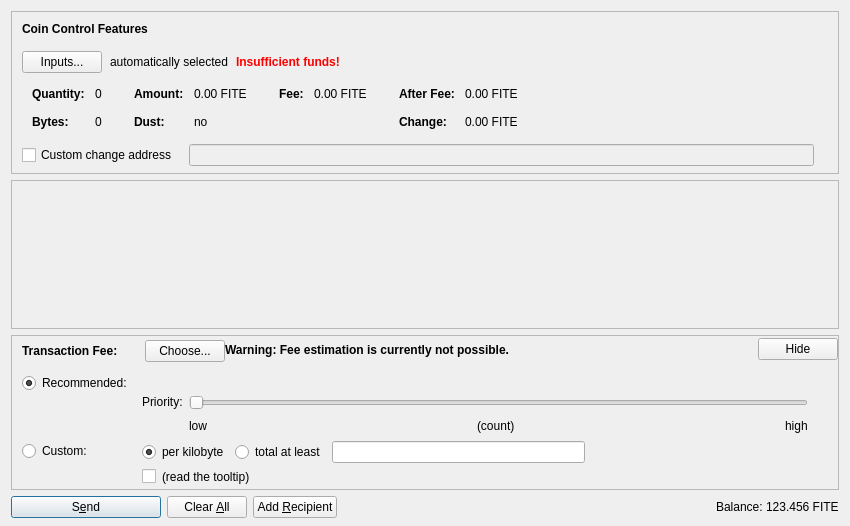
Qt form src/qt/forms/sendcoinsdialog.ui (fitecash/fitecash) before a commit.
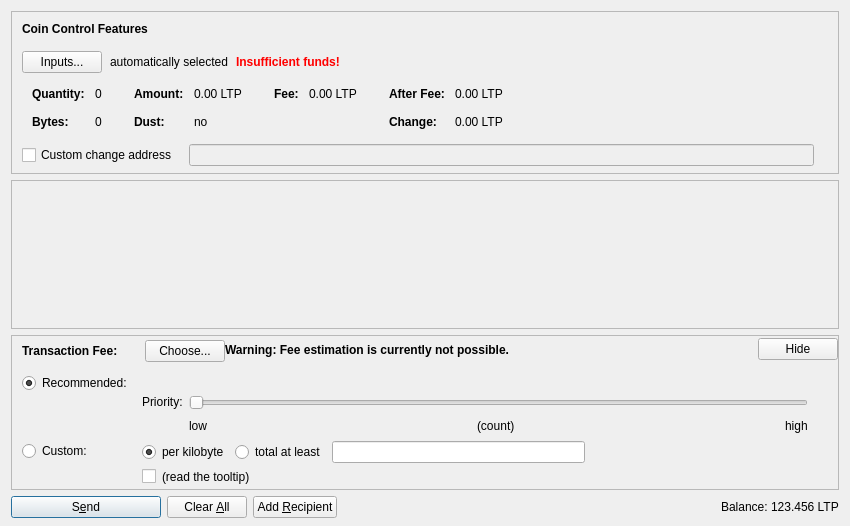
The same form after that commit. Icons and pictures are not drawn. Custom widgets are drawn as their Qt base class.

```diff
--- a/src/qt/forms/sendcoinsdialog.ui
+++ b/src/qt/forms/sendcoinsdialog.ui
@@ -324,7 +324,7 @@
                   <enum>Qt::ActionsContextMenu</enum>
                  </property>
                  <property name="text">
-                  <string notr="true">0.00 FITE</string>
+                  <string notr="true">0.00 LTP</string>
                  </property>
                  <property name="textInteractionFlags">
                   <set>Qt::LinksAccessibleByMouse|Qt::TextSelectableByKeyboard|Qt::TextSelectableByMouse</set>
@@ -404,7 +404,7 @@
                   <enum>Qt::ActionsContextMenu</enum>
                  </property>
                  <property name="text">
-                  <string notr="true">0.00 FITE</string>
+                  <string notr="true">0.00 LTP</string>
                  </property>
                  <property name="textInteractionFlags">
                   <set>Qt::LinksAccessibleByMouse|Qt::TextSelectableByKeyboard|Qt::TextSelectableByMouse</set>
@@ -455,7 +455,7 @@
                   <enum>Qt::ActionsContextMenu</enum>
                  </property>
                  <property name="text">
-                  <string notr="true">0.00 FITE</string>
+                  <string notr="true">0.00 LTP</string>
                  </property>
                  <property name="textInteractionFlags">
                   <set>Qt::LinksAccessibleByMouse|Qt::TextSelectableByKeyboard|Qt::TextSelectableByMouse</set>
@@ -484,7 +484,7 @@
                   <enum>Qt::ActionsContextMenu</enum>
                  </property>
                  <property name="text">
-                  <string notr="true">0.00 FITE</string>
+                  <string notr="true">0.00 LTP</string>
                  </property>
                  <property name="textInteractionFlags">
                   <set>Qt::LinksAccessibleByMouse|Qt::TextSelectableByKeyboard|Qt::TextSelectableByMouse</set>
@@ -1303,7 +1303,7 @@
           <cursorShape>IBeamCursor</cursorShape>
          </property>
          <property name="text">
-          <string notr="true">123.456 FITE</string>
+          <string notr="true">123.456 LTP</string>
          </property>
          <property name="textInteractionFlags">
           <set>Qt::LinksAccessibleByMouse|Qt::TextSelectableByKeyboard|Qt::TextSelectableByMouse</set>
```
